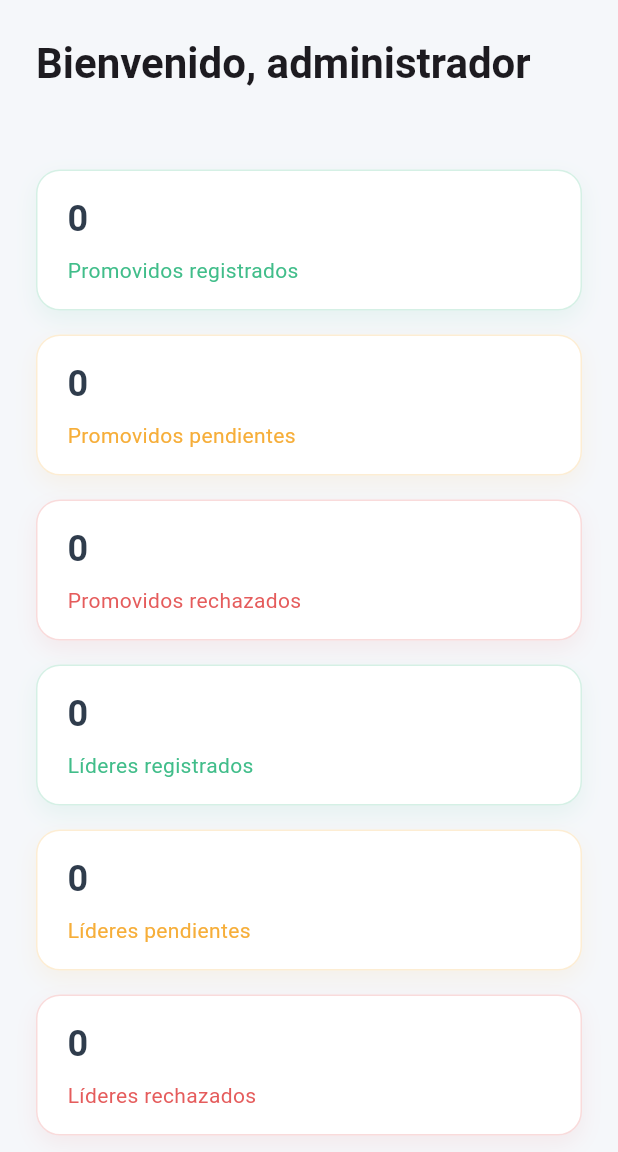
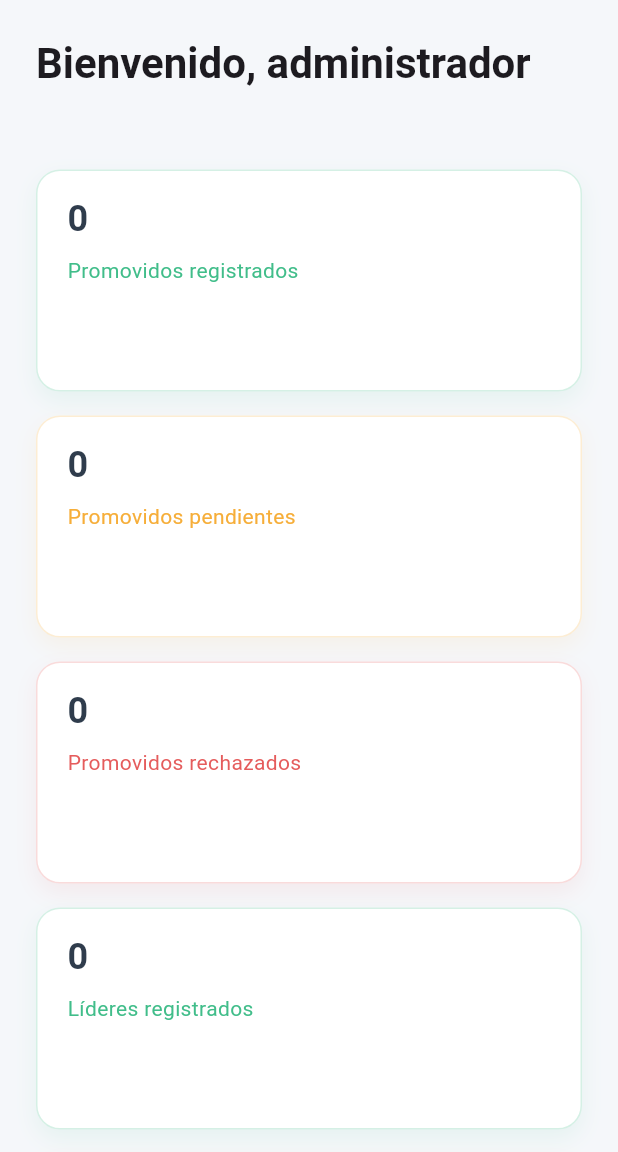
Before and after one commit to DarkShadow-Infinity/DataKap, a Flutter app: the HomeAdminPage screen opened by its route, on a phone screen of 412 x 824 dp, the part 84-1236 px from its top. Run offline on Flutter 3.47's test engine with Material 3 defaults, Android fonts, the light colour scheme and no system bars; our stand-ins replace cloud_firestore, connectivity_plus, dartz, equatable, firebase_auth, firebase_core and 3 more; accounts and stored records are empty.

Commit message:
Refine admin dashboard layout and bindings

```diff
--- a/lib/core/app.dart
+++ b/lib/core/app.dart
@@ -251,7 +251,7 @@ class AppPages {
       name: AppRoutes.adminAddPromoter,
       page: () => const AdminAddPromoterPage(),
       binding: BindingsBuilder(() {
-        Get.put(AdminPromoterFormController());
+        Get.put<AdminUserFormController>(AdminPromoterFormController());
       }),
     ),
 
@@ -259,7 +259,7 @@ class AppPages {
       name: AppRoutes.adminAddLeader,
       page: () => const AdminAddLeaderPage(),
       binding: BindingsBuilder(() {
-        Get.put(AdminLeaderFormController());
+        Get.put<AdminUserFormController>(AdminLeaderFormController());
       }),
     ),
   ];
--- a/lib/features/auth/presentation/pages/home_admin_page.dart
+++ b/lib/features/auth/presentation/pages/home_admin_page.dart
@@ -26,9 +26,24 @@ class HomeAdminPage extends GetView<AuthController> {
       drawer: const _AdminDrawer(),
       body: SafeArea(
         child: Obx(() {
+          return LayoutBuilder(
+            builder: (context, constraints) {
               final user = controller.currentUser.value;
+              final maxContentWidth = 1100.0;
+              final contentPadding = constraints.maxWidth > maxContentWidth
+                  ? EdgeInsets.symmetric(
+                      horizontal: (constraints.maxWidth - maxContentWidth) / 2 + 24,
+                      vertical: 24,
+                    )
+                  : const EdgeInsets.all(24);
+
               return SingleChildScrollView(
-            padding: const EdgeInsets.all(24),
+                padding: contentPadding,
+                child: Center(
+                  child: ConstrainedBox(
+                    constraints: BoxConstraints(
+                      maxWidth: maxContentWidth,
+                    ),
                     child: Column(
                       crossAxisAlignment: CrossAxisAlignment.start,
                       children: [
@@ -48,81 +63,7 @@ class HomeAdminPage extends GetView<AuthController> {
                               ?.copyWith(color: AppColors.secondary),
                         ),
                         const SizedBox(height: 24),
-                Obx(() {
-                  final stats = [
-                    _SummaryStat(
-                      label: 'Promovidos registrados',
-                      value: adminUsers
-                          .countByRole('promoter', status: 'registered')
-                          .toString(),
-                      accent: AppColors.accent,
-                    ),
-                    _SummaryStat(
-                      label: 'Promovidos pendientes',
-                      value: adminUsers
-                          .countByRole('promoter', status: 'pending')
-                          .toString(),
-                      accent: AppColors.warning,
-                    ),
-                    _SummaryStat(
-                      label: 'Promovidos rechazados',
-                      value: adminUsers
-                          .countByRole('promoter', status: 'rejected')
-                          .toString(),
-                      accent: AppColors.danger,
-                    ),
-                    _SummaryStat(
-                      label: 'Líderes registrados',
-                      value: adminUsers
-                          .countByRole('leader', status: 'registered')
-                          .toString(),
-                      accent: AppColors.accent,
-                    ),
-                    _SummaryStat(
-                      label: 'Líderes pendientes',
-                      value: adminUsers
-                          .countByRole('leader', status: 'pending')
-                          .toString(),
-                      accent: AppColors.warning,
-                    ),
-                    _SummaryStat(
-                      label: 'Líderes rechazados',
-                      value: adminUsers
-                          .countByRole('leader', status: 'rejected')
-                          .toString(),
-                      accent: AppColors.danger,
-                    ),
-                  ];
-
-                  return LayoutBuilder(
-                    builder: (context, constraints) {
-                      final maxWidth = constraints.maxWidth;
-                      final columns = maxWidth >= 1000
-                          ? 3
-                          : maxWidth >= 600
-                              ? 2
-                              : 1;
-                      final spacing = 16.0;
-                      final totalSpacing = columns > 1
-                          ? spacing * (columns - 1)
-                          : 0;
-                      final itemWidth = (maxWidth - totalSpacing) / columns;
-
-                      return Wrap(
-                        spacing: spacing,
-                        runSpacing: spacing,
-                        children: stats
-                            .map(
-                              (stat) => SizedBox(
-                                width: itemWidth,
-                                child: _SummaryCard(stat: stat),
-                              ),
-                            )
-                            .toList(),
-                      );
-                    },
-                  );
-                }),
+                        _SummarySection(adminUsers: adminUsers),
                         const SizedBox(height: 32),
                         Text(
                           'Acciones rápidas',
@@ -132,29 +73,103 @@ class HomeAdminPage extends GetView<AuthController> {
                               ?.copyWith(fontWeight: FontWeight.bold),
                         ),
                         const SizedBox(height: 16),
-                LayoutBuilder(
+                        const _QuickActionsGrid(),
+                      ],
+                    ),
+                  ),
+                ),
+              );
+            },
+          );
+        }),
+      ),
+    );
+  }
+}
+
+class _SummarySection extends StatelessWidget {
+  const _SummarySection({required this.adminUsers});
+
+  final AdminUserController adminUsers;
+
+  @override
+  Widget build(BuildContext context) {
+    return Obx(() {
+      final stats = [
+        _SummaryStat(
+          label: 'Promovidos registrados',
+          value:
+              adminUsers.countByRole('promoter', status: 'registered').toString(),
+          accent: AppColors.accent,
+        ),
+        _SummaryStat(
+          label: 'Promovidos pendientes',
+          value: adminUsers.countByRole('promoter', status: 'pending').toString(),
+          accent: AppColors.warning,
+        ),
+        _SummaryStat(
+          label: 'Promovidos rechazados',
+          value:
+              adminUsers.countByRole('promoter', status: 'rejected').toString(),
+          accent: AppColors.danger,
+        ),
+        _SummaryStat(
+          label: 'Líderes registrados',
+          value: adminUsers.countByRole('leader', status: 'registered').toString(),
+          accent: AppColors.accent,
+        ),
+        _SummaryStat(
+          label: 'Líderes pendientes',
+          value: adminUsers.countByRole('leader', status: 'pending').toString(),
+          accent: AppColors.warning,
+        ),
+        _SummaryStat(
+          label: 'Líderes rechazados',
+          value: adminUsers.countByRole('leader', status: 'rejected').toString(),
+          accent: AppColors.danger,
+        ),
+      ];
+
+      return LayoutBuilder(
         builder: (context, constraints) {
           final width = constraints.maxWidth;
-                    final crossAxisCount = width >= 1100
-                        ? 3
-                        : width >= 700
-                            ? 2
-                            : 1;
-                    final mainAxisExtent = width >= 700 ? 200.0 : 220.0;
+          final crossAxisCount = width >= 720 ? 2 : 1;
+          final mainAxisExtent = width >= 720 ? 132.0 : 148.0;
+
+          return GridView.builder(
+            shrinkWrap: true,
+            physics: const NeverScrollableScrollPhysics(),
+            itemCount: stats.length,
+            gridDelegate: SliverGridDelegateWithFixedCrossAxisCount(
+              crossAxisCount: crossAxisCount,
+              crossAxisSpacing: 16,
+              mainAxisSpacing: 16,
+              mainAxisExtent: mainAxisExtent,
+            ),
+            itemBuilder: (context, index) => _SummaryCard(stat: stats[index]),
+          );
+        },
+      );
+    });
+  }
+}
+
+class _QuickActionsGrid extends StatelessWidget {
+  const _QuickActionsGrid();
+
+  @override
+  Widget build(BuildContext context) {
     final actions = [
       _QuickAction(
         title: 'Gestión de usuarios',
-                        subtitle:
-                            'Consulta, aprueba o rechaza promovidos y líderes.',
+        subtitle: 'Consulta, aprueba o rechaza promovidos y líderes.',
         icon: Icons.admin_panel_settings,
         color: AppColors.primary,
-                        onTap: () =>
-                            Get.toNamed(AppRoutes.adminUserManagement),
+        onTap: () => Get.toNamed(AppRoutes.adminUserManagement),
       ),
       _QuickAction(
         title: 'Agregar promovido',
-                        subtitle:
-                            'Envía una invitación con contraseña temporal.',
+        subtitle: 'Envía una invitación con contraseña temporal.',
         icon: Icons.person_add_alt,
         color: AppColors.secondary,
         onTap: () => Get.toNamed(AppRoutes.adminAddPromoter),
@@ -168,24 +183,33 @@ class HomeAdminPage extends GetView<AuthController> {
       ),
       _QuickAction(
         title: 'Sincronizar registros',
-                        subtitle:
-                            'Envía la información capturada desde campo.',
+        subtitle: 'Envía la información capturada desde campo.',
         icon: Icons.sync,
         color: AppColors.warning,
         onTap: () => Get.toNamed(AppRoutes.registrationSync),
       ),
     ];
 
+    return LayoutBuilder(
+      builder: (context, constraints) {
+        final width = constraints.maxWidth;
+        final crossAxisCount = width >= 1100
+            ? 3
+            : width >= 760
+                ? 2
+                : 1;
+        final mainAxisExtent = width >= 760 ? 204.0 : 224.0;
+
         return GridView.builder(
           shrinkWrap: true,
           physics: const NeverScrollableScrollPhysics(),
+          itemCount: actions.length,
           gridDelegate: SliverGridDelegateWithFixedCrossAxisCount(
             crossAxisCount: crossAxisCount,
             crossAxisSpacing: 16,
             mainAxisSpacing: 16,
             mainAxisExtent: mainAxisExtent,
           ),
-                      itemCount: actions.length,
           itemBuilder: (context, index) {
             final action = actions[index];
             return DashboardSectionCard(
@@ -198,12 +222,6 @@ class HomeAdminPage extends GetView<AuthController> {
           },
         );
       },
-                ),
-              ],
-            ),
-          );
-        }),
-      ),
     );
   }
 }
```
Lines whose indentation alone changed are shown as unchanged.
